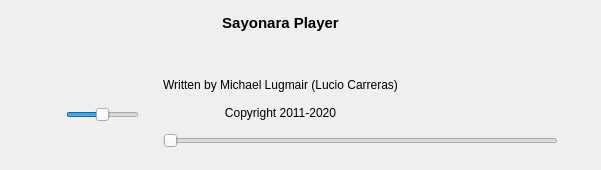
Inferno214221/sayonara-player, file src/Gui/Player/GUI_Controls.ui: the form before one commit.
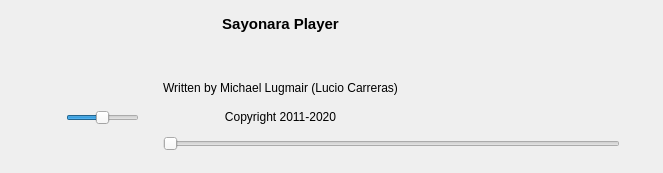
The form after the commit. Icons and pictures are not drawn. Custom widgets are drawn as their Qt base class.

Commit message: rename widgets in controls

```diff
--- a/src/Gui/Player/GUI_Controls.ui
+++ b/src/Gui/Player/GUI_Controls.ui
@@ -6,8 +6,8 @@
    <rect>
     <x>0</x>
     <y>0</y>
-    <width>601</width>
-    <height>170</height>
+    <width>663</width>
+    <height>173</height>
    </rect>
   </property>
   <layout class="QGridLayout" name="gridLayout">
@@ -178,7 +178,7 @@
       <number>3</number>
      </property>
      <item row="0" column="1">
-      <widget class="Gui::FloatingLabel" name="lab_title">
+      <widget class="Gui::FloatingLabel" name="labTitle">
        <property name="sizePolicy">
         <sizepolicy hsizetype="Preferred" vsizetype="Maximum">
          <horstretch>0</horstretch>
@@ -393,7 +393,7 @@
       </widget>
      </item>
      <item row="2" column="1">
-      <widget class="Gui::FloatingLabel" name="lab_album">
+      <widget class="Gui::FloatingLabel" name="labAlbum">
        <property name="sizePolicy">
         <sizepolicy hsizetype="Preferred" vsizetype="Maximum">
          <horstretch>0</horstretch>
@@ -412,7 +412,7 @@
       </widget>
      </item>
      <item row="1" column="1">
-      <widget class="Gui::FloatingLabel" name="lab_artist">
+      <widget class="Gui::FloatingLabel" name="labArtist">
        <property name="sizePolicy">
         <sizepolicy hsizetype="Preferred" vsizetype="Maximum">
          <horstretch>0</horstretch>
@@ -497,7 +497,7 @@
       </widget>
      </item>
      <item>
-      <widget class="Gui::SearchSlider" name="sli_volume">
+      <widget class="Gui::SearchSlider" name="sliVolume">
        <property name="enabled">
         <bool>true</bool>
        </property>
@@ -705,7 +705,7 @@
       </spacer>
      </item>
      <item row="0" column="0" colspan="3">
-      <widget class="Gui::SearchSlider" name="sli_progress">
+      <widget class="Gui::SearchSlider" name="sliProgress">
        <property name="focusPolicy">
         <enum>Qt::NoFocus</enum>
        </property>
```
Left out of the diff: 38 changed lines with no effect on the pictures. The commit also changes 19 other files.
